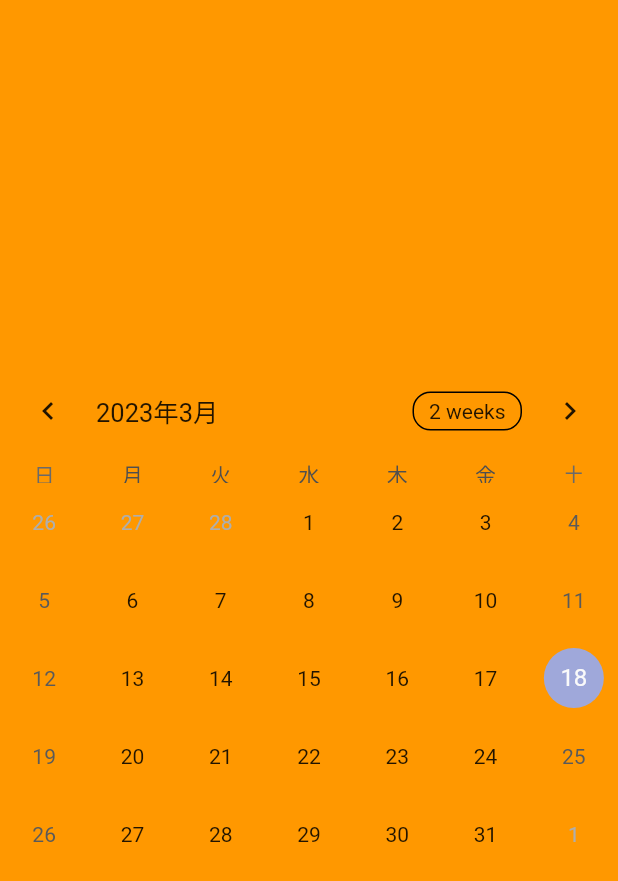
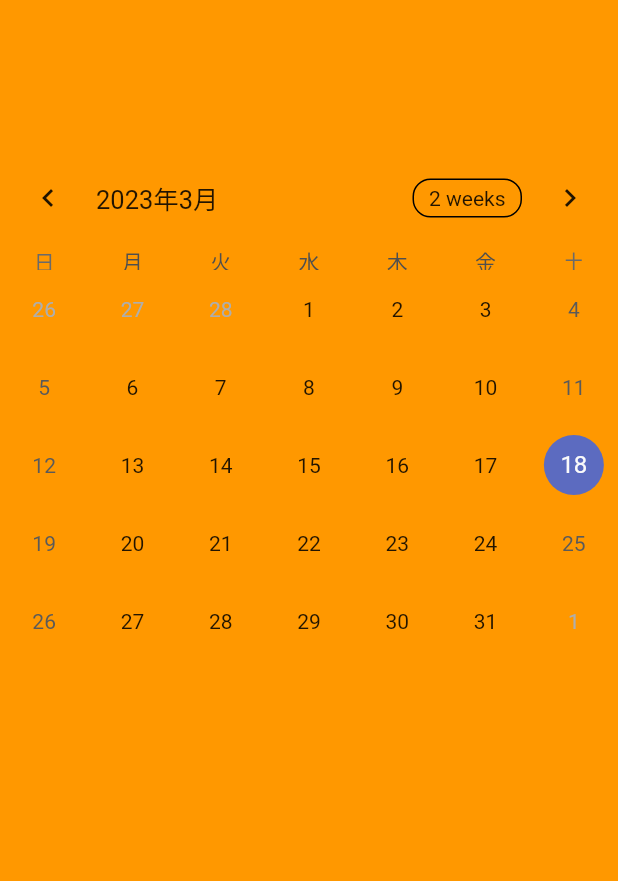
Before and after one commit to yukinkomob/FlutterReserveApp, a Flutter app: the screen it shows after launch, on a phone screen of 412 x 824 dp. Shown: the top 881 px of the screen. Run offline on Flutter 3.47's test engine with Material 2 defaults, Android fonts, the phone set to English and light mode, and no system bars; drawn by our look-alikes of table_calendar.

Commit message:
カレンダーの日にちを選択可能にした

```diff
--- a/lib/calendar_page.dart
+++ b/lib/calendar_page.dart
@@ -1,17 +1,53 @@
 import 'package:flutter/material.dart';
 import 'package:table_calendar/table_calendar.dart';
 
-class CalendarPage extends StatelessWidget {
+class CalendarPage extends StatefulWidget {
+  const CalendarPage({super.key});
+
+  @override
+  State<StatefulWidget> createState() => _CalendarPageState();
+}
+
+class _CalendarPageState extends State<CalendarPage> {
+  DateTime _focusedDay = DateTime.now();
+  DateTime? _selectedDay;
+
+  @override
+  void initState() {
+    super.initState();
+
+    _selectedDay = _focusedDay;
+    // _selectedEvents = ValueNotifier(_getEventsForDay(_selectedDay!));
+  }
+
+  void _onDaySelected(DateTime selectedDay, DateTime focusedDay) {
+    if (!isSameDay(_selectedDay, selectedDay)) {
+      setState(() {
+        _selectedDay = selectedDay;
+        _focusedDay = focusedDay;
+      });
+    }
+  }
+
   @override
   Widget build(BuildContext context) {
     return Scaffold(
       backgroundColor: Colors.orange,
       body: Center(
-        child: TableCalendar(
-          firstDay: DateTime.utc(2010, 10, 16),
-          lastDay: DateTime.utc(2030, 3, 14),
-          focusedDay: DateTime.now(),
-          locale: "ja_JP",
+        child: Column(
+          children: [
+            const SizedBox(
+              height: 100,
+            ),
+            TableCalendar(
+              firstDay: DateTime.utc(2023, 01, 01),
+              lastDay: DateTime.utc(2023, 12, 31),
+              focusedDay: _focusedDay,
+              selectedDayPredicate: (day) => isSameDay(_selectedDay, day),
+              locale: "ja_JP",
+              onDaySelected: _onDaySelected,
+            )
+          ],
         ),
       ),
     );
```
